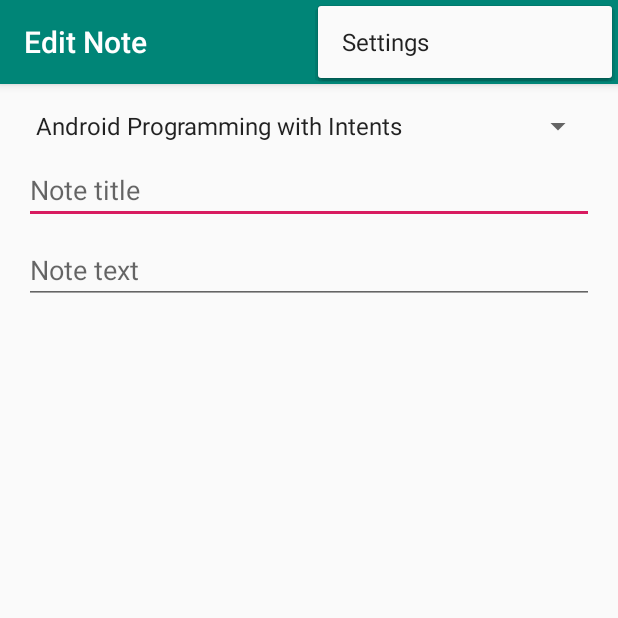
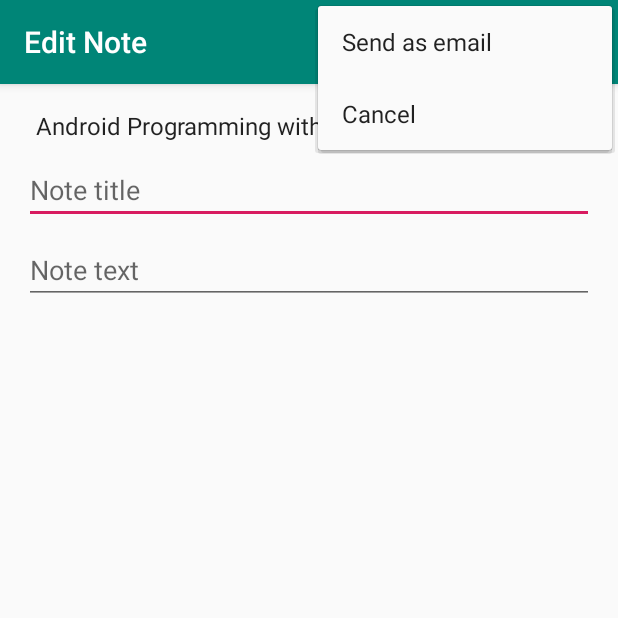
Before and after one commit to SpheleleZondo86/NoteKeeper, an Android app: the NoteActivity screen opened directly, with no data from a screen before it, with the options menu open, on a phone screen of 412 x 824 dp, the top half of it. Run offline under Robolectric (Android 15) with nearby library versions, the phone set to English and light mode, and no system bars.

Commit message:
send email, new menu items.

```diff
--- a/app/src/main/java/com/example/notekeeper/NoteActivity.java
+++ b/app/src/main/java/com/example/notekeeper/NoteActivity.java
@@ -2,11 +2,8 @@ package com.example.notekeeper;
 
 import android.content.Intent;
 import android.os.Bundle;
-import android.support.design.widget.FloatingActionButton;
-import android.support.design.widget.Snackbar;
 import android.support.v7.app.AppCompatActivity;
 import android.support.v7.widget.Toolbar;
-import android.view.View;
 import android.view.Menu;
 import android.view.MenuItem;
 import android.widget.ArrayAdapter;
@@ -15,9 +12,15 @@ import android.widget.Spinner;
 import java.util.List;
 
 public class NoteActivity extends AppCompatActivity {
-    public static final String NOTE_INFO = "com.example.notekeeper.NOTE_INFO";
+    public static final int POSITION_NOT_SET = -1;
+    public static final String NOTE_POSITION = "com.example.notekeeper.NOTE_POSITION";
     private NoteInfo noteInfo;
     private boolean isNewNote;
+    private Spinner spinnerCourses;
+    private EditText textNoteTitle;
+    private EditText textNoteText;
+    private int notePosition;
+    private boolean isCancelling;
 
     @Override
     protected void onCreate(Bundle savedInstanceState) {
@@ -25,14 +28,14 @@ public class NoteActivity extends AppCompatActivity {
         setContentView(R.layout.activity_main);
         Toolbar toolbar = findViewById(R.id.toolbar);
         setSupportActionBar(toolbar);
-        Spinner spinnerCourses = findViewById(R.id.spinner_courses);
+        spinnerCourses = findViewById(R.id.spinner_courses);
         List<CourseInfo> courses = DataManager.getInstance().getCourses();
         ArrayAdapter<CourseInfo> adapter = new ArrayAdapter<>(this, android.R.layout.simple_spinner_item, courses);
         adapter.setDropDownViewResource(android.R.layout.simple_spinner_dropdown_item);
         spinnerCourses.setAdapter(adapter);
         readDisplayStateValues();
-        EditText textNoteTitle = findViewById(R.id.text_note_title);
-        EditText textNoteText = findViewById(R.id.text_note_text);
+        textNoteTitle = findViewById(R.id.text_note_title);
+        textNoteText = findViewById(R.id.text_note_text);
         if(!isNewNote) displayNote(spinnerCourses, textNoteTitle, textNoteText);
     }
 
@@ -46,9 +49,19 @@ public class NoteActivity extends AppCompatActivity {
 
     private void readDisplayStateValues() {
         Intent intent = getIntent();
-        noteInfo = intent.getParcelableExtra(NOTE_INFO);
-        isNewNote = noteInfo == null;
+        int position = intent.getIntExtra(NOTE_POSITION, POSITION_NOT_SET);
+        isNewNote = position == POSITION_NOT_SET;
+        if(isNewNote){
+            createNewNote();
+        }else{
+            noteInfo = DataManager.getInstance().getNotes().get(position);
+        }
+    }
 
+    private void createNewNote() {
+        DataManager dataManager = DataManager.getInstance();
+        notePosition = dataManager.createNewNote();
+        noteInfo = dataManager.getNotes().get(notePosition);
     }
 
     @Override
@@ -59,6 +72,24 @@ public class NoteActivity extends AppCompatActivity {
     }
 
     @Override
+    protected void onPause() {
+        super.onPause();
+        if(isCancelling){
+            if(isNewNote){
+                DataManager.getInstance().removeNote(notePosition);
+            }
+        }else {
+            saveNote();
+        }
+    }
+
+    private void saveNote() {
+        noteInfo.setCourse((CourseInfo)spinnerCourses.getSelectedItem());
+        noteInfo.setTitle(textNoteTitle.getText().toString());
+        noteInfo.setText(textNoteText.getText().toString());
+    }
+
+    @Override
     public boolean onOptionsItemSelected(MenuItem item) {
         // Handle action bar item clicks here. The action bar will
         // automatically handle clicks on the Home/Up button, so long
@@ -66,10 +97,26 @@ public class NoteActivity extends AppCompatActivity {
         int id = item.getItemId();
 
         //noinspection SimplifiableIfStatement
-        if (id == R.id.action_settings) {
+        if (id == R.id.action_send_mail) {
+            sendMail();
             return true;
+        }else if(id == R.id.action_cancel){
+            isCancelling = true;
+            finish();
         }
 
         return super.onOptionsItemSelected(item);
     }
+
+    private void sendMail() {
+        CourseInfo course = (CourseInfo) spinnerCourses.getSelectedItem();
+        String subject = textNoteTitle .getText().toString();
+        String body = "Checkout the course \"" +
+                course.getTitle() + "\"\n" + textNoteText.getText().toString();
+        Intent intent = new Intent(Intent.ACTION_SEND);
+        intent.setType("message/rfc2822");
+        intent.putExtra(Intent.EXTRA_SUBJECT, subject);
+        intent.putExtra(Intent.EXTRA_TEXT, body);
+        startActivity(intent);
+    }
 }
--- a/app/src/main/java/com/example/notekeeper/NoteListActivity.java
+++ b/app/src/main/java/com/example/notekeeper/NoteListActivity.java
@@ -3,7 +3,6 @@ package com.example.notekeeper;
 import android.content.Intent;
 import android.os.Bundle;
 import android.support.design.widget.FloatingActionButton;
-import android.support.design.widget.Snackbar;
 import android.support.v7.app.AppCompatActivity;
 import android.support.v7.widget.Toolbar;
 import android.view.View;
@@ -40,8 +39,8 @@ public class NoteListActivity extends AppCompatActivity {
             @Override
             public void onItemClick(AdapterView<?> parent, View view, int position, long id) {
                 Intent intent = new Intent(NoteListActivity.this, NoteActivity.class);
-                NoteInfo noteInfo = (NoteInfo) listNotes.getItemAtPosition(position);
-                intent.putExtra(NoteActivity.NOTE_INFO,noteInfo);
+                //NoteInfo noteInfo = (NoteInfo) listNotes.getItemAtPosition(position);
+                intent.putExtra(NoteActivity.NOTE_POSITION, position);
                 startActivity(intent);
             }
         });
--- a/app/src/main/res/menu/menu_main.xml
+++ b/app/src/main/res/menu/menu_main.xml
@@ -3,8 +3,12 @@
     xmlns:tools="http://schemas.android.com/tools"
     tools:context="com.example.notekeeper.NoteActivity">
     <item
-        android:id="@+id/action_settings"
+        android:id="@+id/action_send_mail"
         android:orderInCategory="100"
-        android:title="@string/action_settings"
+        android:title="@string/send_as_email"
         app:showAsAction="never" />
+    <item
+        android:id="@+id/action_cancel"
+        android:orderInCategory="101"
+        android:title="@string/cancel" />
 </menu>
--- a/app/src/main/res/values/strings.xml
+++ b/app/src/main/res/values/strings.xml
@@ -4,4 +4,6 @@
     <string name="note_title">Note title</string>
     <string name="note_text">Note text</string>
     <string name="title_activity_note">Edit Note</string>
+    <string name="send_as_email">Send as email</string>
+    <string name="cancel">Cancel</string>
 </resources>
```
